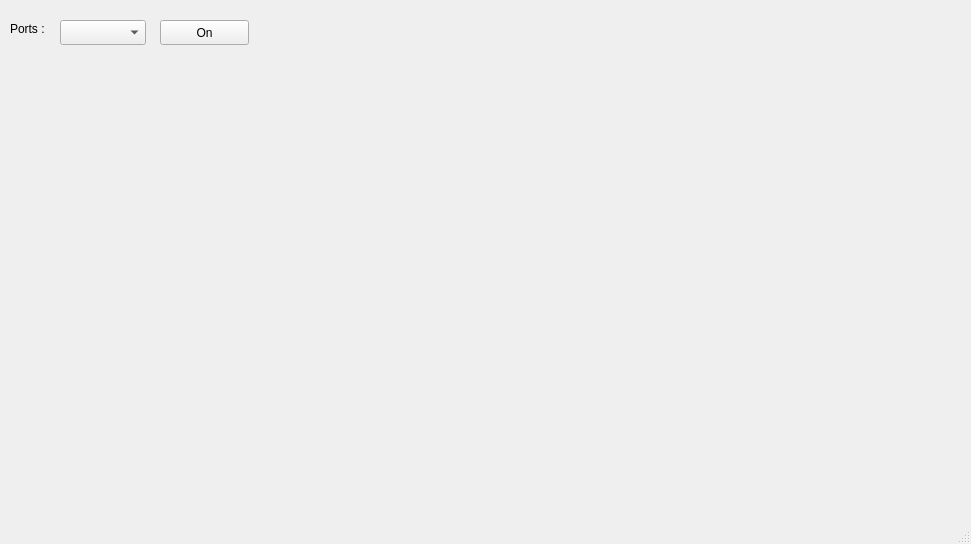
Qt form mainwindow.ui (void110916/ASA_HMI_Data_Agent_v3) before a commit.
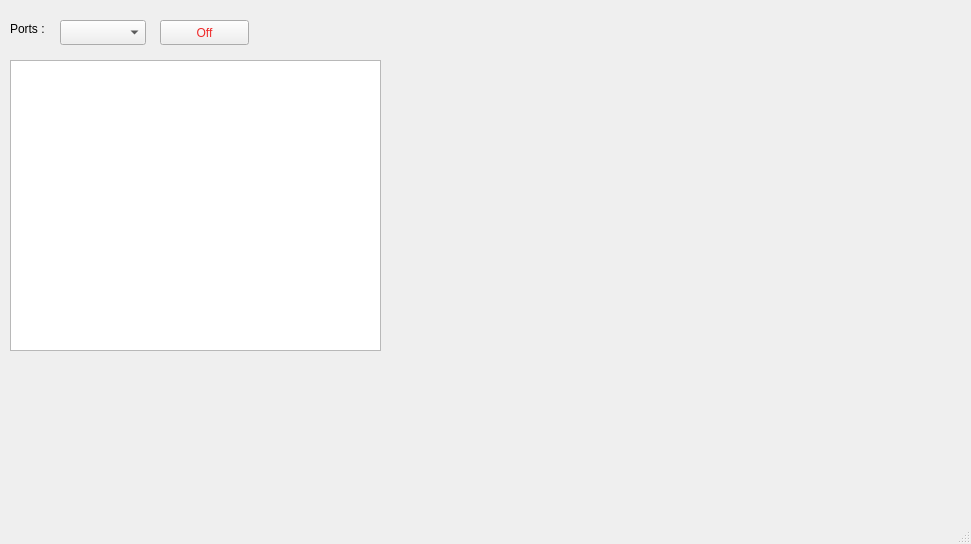
The same form after that commit. Custom widgets are drawn as their Qt base class.

Commit message: Add serial port and fix close fault issue

Diff of the .ui file:
```diff
--- a/mainwindow.ui
+++ b/mainwindow.ui
@@ -26,8 +26,14 @@
       <height>25</height>
      </rect>
     </property>
+    <property name="autoFillBackground">
+     <bool>true</bool>
+    </property>
+    <property name="styleSheet">
+     <string notr="true">color: rgb(239, 41, 41);</string>
+    </property>
     <property name="text">
-     <string>On</string>
+     <string>Off</string>
     </property>
    </widget>
    <widget class="QComboBox" name="portComboBox">
@@ -53,6 +59,16 @@
      <string>Ports : </string>
     </property>
    </widget>
+   <widget class="QTextBrowser" name="portTextBrowser">
+    <property name="geometry">
+     <rect>
+      <x>10</x>
+      <y>60</y>
+      <width>371</width>
+      <height>291</height>
+     </rect>
+    </property>
+   </widget>
   </widget>
   <widget class="QMenuBar" name="menubar">
    <property name="geometry">
@@ -66,6 +82,13 @@
   </widget>
   <widget class="QStatusBar" name="statusbar"/>
  </widget>
+ <customwidgets>
+  <customwidget>
+   <class>SerialComboBox</class>
+   <extends>QComboBox</extends>
+   <header>serialcombobox.h</header>
+  </customwidget>
+ </customwidgets>
  <resources/>
  <connections/>
 </ui>
```
Left out of the diff: 11 changed lines with no effect on the pictures. The commit also changes 7 other files.
